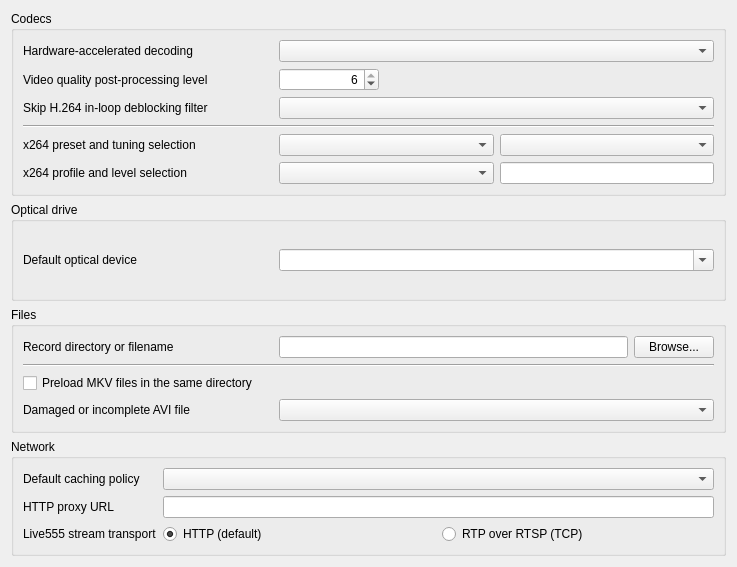
The window that modules/gui/qt4/ui/sprefs_input.ui (omunroe-com/ubtvlc) describes before a commit, drawn with Qt 5.
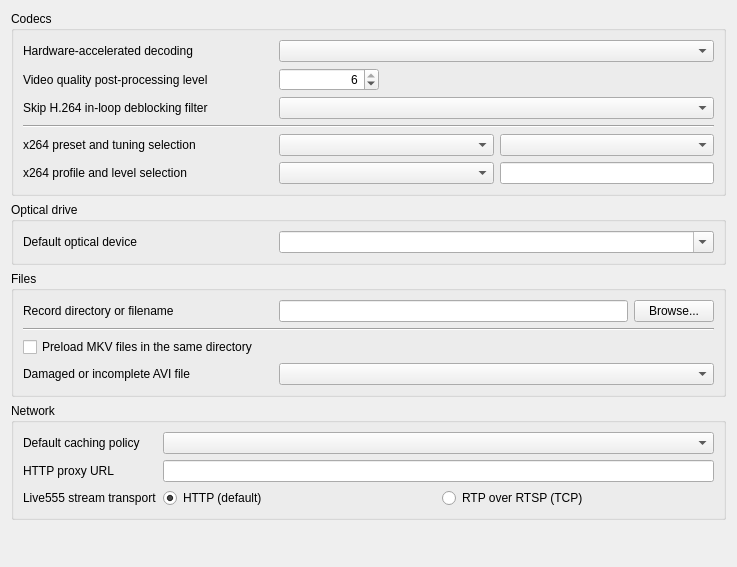
The same window after the commit.

The edit to the form file:
```diff
--- a/modules/gui/qt4/ui/sprefs_input.ui
+++ b/modules/gui/qt4/ui/sprefs_input.ui
@@ -349,6 +349,19 @@
      </layout>
     </widget>
    </item>
+   <item>
+    <spacer name="verticalSpacer">
+     <property name="orientation">
+      <enum>Qt::Vertical</enum>
+     </property>
+     <property name="sizeHint" stdset="0">
+      <size>
+       <width>20</width>
+       <height>40</height>
+      </size>
+     </property>
+    </spacer>
+   </item>
   </layout>
  </widget>
  <tabstops>
```
Left out of the diff: 3 changed lines with no effect on the pictures.
